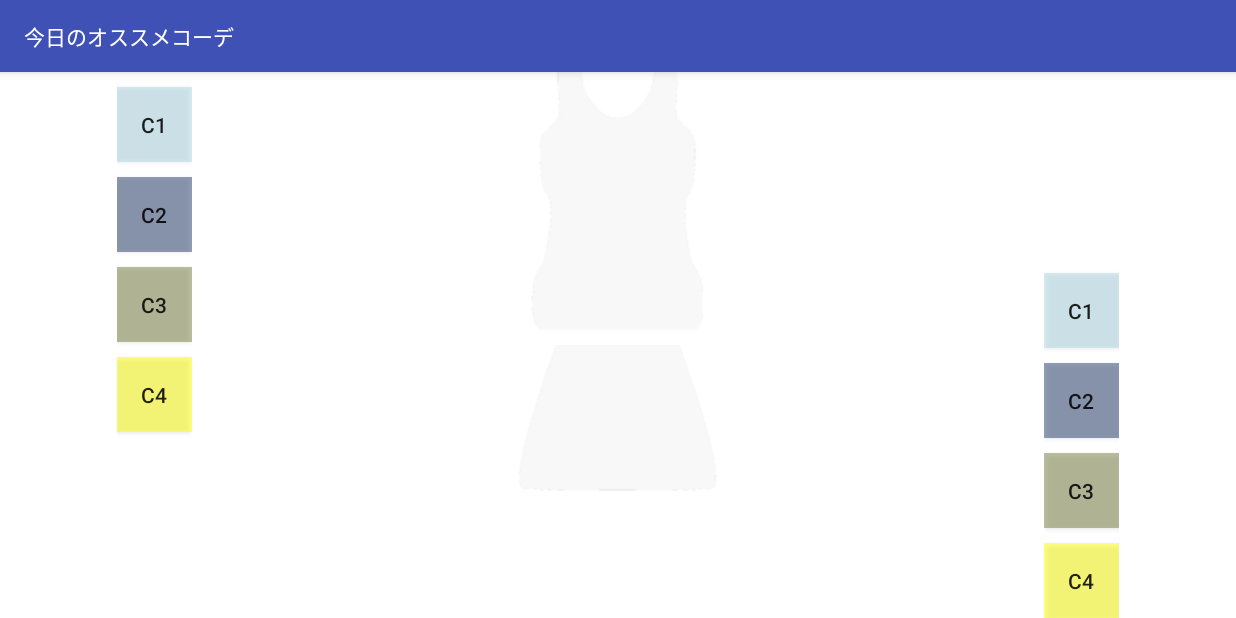
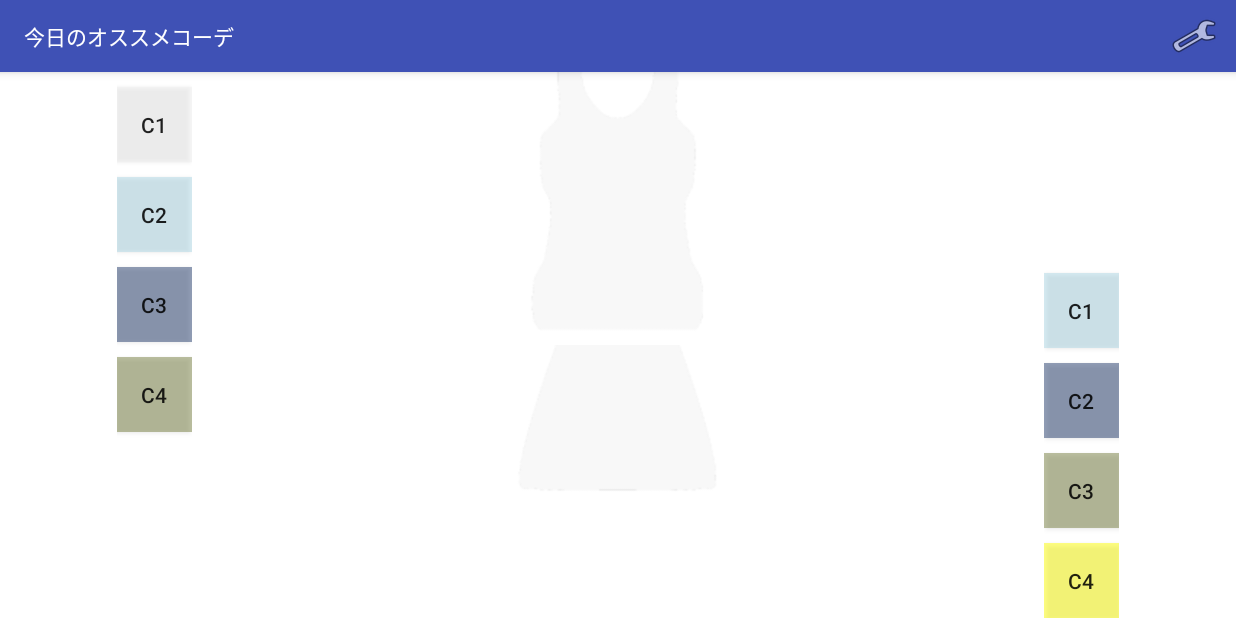
Before and after one commit to aKinoo/fashion, an Android app: the ShowFashion screen opened directly, with no data from a screen before it, on a phone screen of 824 x 412 dp (held sideways). Run offline under Robolectric (Android 15) with nearby library versions, the phone set to English and light mode, and no system bars; network calls fail.

Commit message:
色の設定を追加（トップスのみ）

```diff
--- a/app/src/main/AndroidManifest.xml
+++ b/app/src/main/AndroidManifest.xml
@@ -32,6 +32,12 @@
             android:label="@string/drawer_past_fashion"
             android:screenOrientation="landscape">
         </activity>
+        <!-- 設定画面を追加-->
+        <activity
+            android:name=".SettingPrefActivity"
+            android:label="設定"
+            android:screenOrientation="landscape">
+        </activity>
 
         <!--meta情報を追加-->
         <meta-data
--- a/app/src/main/java/com/example/admin/fashion/ShowFashion.java
+++ b/app/src/main/java/com/example/admin/fashion/ShowFashion.java
@@ -3,10 +3,15 @@
 package com.example.admin.fashion;
 
 import android.content.Intent;
+import android.content.SharedPreferences;
 import android.graphics.Canvas;
 import android.graphics.Color;
 import android.os.Bundle;
+import android.preference.PreferenceManager;
 import android.support.v7.app.AppCompatActivity;
+import android.util.Log;
+import android.view.Menu;
+import android.view.MenuItem;
 import android.view.View;
 import android.widget.Button;
 import android.widget.ImageView;
@@ -23,6 +28,17 @@ public class ShowFashion extends AppCompatActivity {
         super.onCreate(savedInstanceState);
         setContentView(R.layout.activity_showfashion);  //レイアウトファイル　acitivity_showfashion.xml
 
+       setView();
+
+    }
+
+    @Override
+    public void onResume(){
+        super.onResume();
+        setView();
+    }
+
+    public void setView(){
         ImageView image_top = (ImageView)findViewById(R.id.image_top);
         image_top.setImageResource(R.drawable.tanktop);
         ImageView image_bottom = (ImageView)findViewById(R.id.image_bottom);
@@ -32,37 +48,47 @@ public class ShowFashion extends AppCompatActivity {
         final CanvasView canvas_bottom = (CanvasView)this.findViewById(R.id.canvas_bottom);
 
         int[][] color = canvas_top.getColor();
+        SharedPreferences pref = PreferenceManager.getDefaultSharedPreferences(ShowFashion.this);
+        final int[] top_color = new int[4];
+        for(int i = 0; i < 4;i++){
+//            Log.d("main",SettingPrefActivity.PREF_COLOR_SETTING[i]);
+//            Log.d("main",pref.getString(SettingPrefActivity.PREF_COLOR_SETTING[i],"0"));
+            String num = i + "";
+            String c = pref.getString(SettingPrefActivity.PREF_COLOR_SETTING[i],num);
+//            Log.d("main",c);
+            top_color[i] = Integer.parseInt(c);
+        }
         //トップスカラーボタン
         Button top_color1 = (Button) findViewById(R.id.top_color1);
-        top_color1.setBackgroundColor(Color.argb(125,color[1][0],color[1][1],color[1][2]));
+        top_color1.setBackgroundColor(Color.argb(125,color[top_color[0]][0],color[top_color[0]][1],color[top_color[0]][2]));
         top_color1.setOnClickListener(new View.OnClickListener() {
             @Override
             public void onClick(View v) {
-                canvas_top.showCanvas(1);
+                canvas_top.showCanvas(top_color[0]);
             }
         });
         Button top_color2 = (Button) findViewById(R.id.top_color2);
-        top_color2.setBackgroundColor(Color.argb(125,color[2][0],color[2][1],color[2][2]));
+        top_color2.setBackgroundColor(Color.argb(125,color[top_color[1]][0],color[top_color[1]][1],color[top_color[1]][2]));
         top_color2.setOnClickListener(new View.OnClickListener() {
             @Override
             public void onClick(View v) {
-                canvas_top.showCanvas(2);
+                canvas_top.showCanvas(top_color[1]);
             }
         });
         Button top_color3 = (Button) findViewById(R.id.top_color3);
-        top_color3.setBackgroundColor(Color.argb(125,color[3][0],color[3][1],color[3][2]));
+        top_color3.setBackgroundColor(Color.argb(125,color[top_color[2]][0],color[top_color[2]][1],color[top_color[2]][2]));
         top_color3.setOnClickListener(new View.OnClickListener() {
             @Override
             public void onClick(View v) {
-                canvas_top.showCanvas(3);
+                canvas_top.showCanvas(top_color[2]);
             }
         });
         Button top_color4 = (Button) findViewById(R.id.top_color4);
-        top_color4.setBackgroundColor(Color.argb(125,color[4][0],color[4][1],color[4][2]));
+        top_color4.setBackgroundColor(Color.argb(125,color[top_color[3]][0],color[top_color[3]][1],color[top_color[3]][2]));
         top_color4.setOnClickListener(new View.OnClickListener() {
             @Override
             public void onClick(View v) {
-                canvas_top.showCanvas(4);
+                canvas_top.showCanvas(top_color[3]);
             }
         });
 
@@ -121,4 +147,24 @@ public class ShowFashion extends AppCompatActivity {
             }
         });
     }
+
+    @Override
+    public boolean onCreateOptionsMenu(Menu menu){
+        getMenuInflater().inflate(R.menu.main,menu);
+        return true;
+    }
+
+    @Override
+    public boolean onOptionsItemSelected(MenuItem item){
+        switch(item.getItemId()){
+            case R.id.action_settings:
+                //設定ボタン処理
+                Intent intent = new Intent(ShowFashion.this, SettingPrefActivity.class);
+                startActivity(intent);
+                break;
+            default:
+                break;
+        }
+        return  super.onOptionsItemSelected(item);
+    }
 }
--- a/app/src/main/res/layout/activity_main.xml
+++ b/app/src/main/res/layout/activity_main.xml
@@ -123,6 +123,8 @@
             android:layout_width="match_parent"
             android:layout_height="48dp"
             android:text="@string/drawer_past_fashion"/>
+
     </LinearLayout>
 
+
 </android.support.v4.widget.DrawerLayout>
--- a/app/src/main/res/layout/activity_showfashion.xml
+++ b/app/src/main/res/layout/activity_showfashion.xml
@@ -160,6 +160,7 @@
             android:layout_height="48dp"
             android:text="@string/drawer_past_fashion"/>
 
+
     </LinearLayout>
 
 </android.support.v4.widget.DrawerLayout>
--- /dev/null
+++ b/app/src/main/res/menu/main.xml
@@ -0,0 +1,14 @@
+<?xml version="1.0" encoding="utf-8"?>
+<menu
+    xmlns:android="http://schemas.android.com/apk/res/android"
+    xmlns:tools="http://schemas.android.com/tools"
+    xmlns:app="http://schemas.android.com/apk/res-auto"
+    tools:context=".ShowFashion">
+    <item
+        android:id="@+id/action_settings"
+        android:icon="@android:drawable/ic_menu_preferences"
+        android:title="設定"
+        android:orderInCategory="100"
+        app:showAsAction="always" />
+
+</menu>
--- a/app/src/main/res/values/strings.xml
+++ b/app/src/main/res/values/strings.xml
@@ -3,4 +3,6 @@
     <string name="drawer_top">トップ</string>
     <string name="drawer_show_fashion">今日のオススメコーデ</string>
     <string name="drawer_past_fashion">過去のコーデ一覧</string>
+    <string name="color_top_setting">トップス色の設定</string>
+    <string name="title_color_setting">色を選択してください</string>
 </resources>
```
Also changed, not shown: app/src/main/java/com/example/admin/fashion/SettingPrefActivity.java (added, +79 -0 lines), app/src/main/res/values/arrays.xml (added, +26 -0 lines), app/src/main/res/xml/setting_pref.xml (added, +37 -0 lines).
